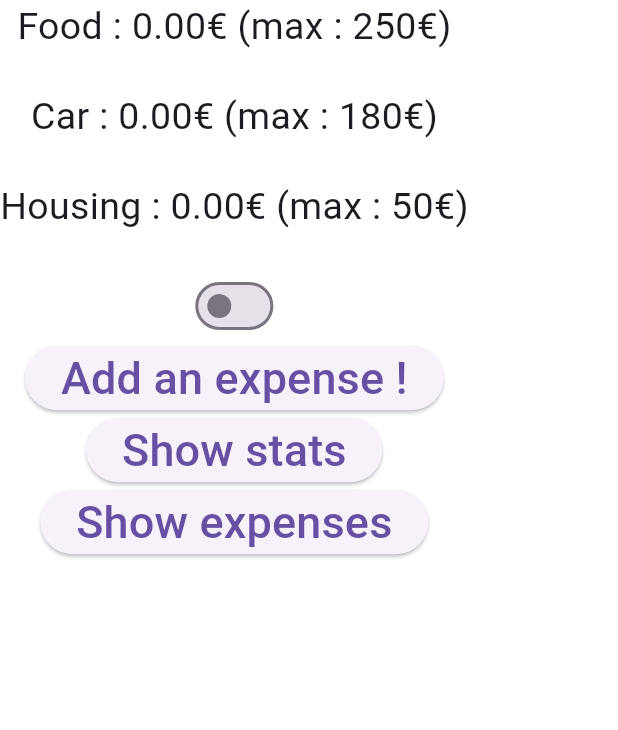
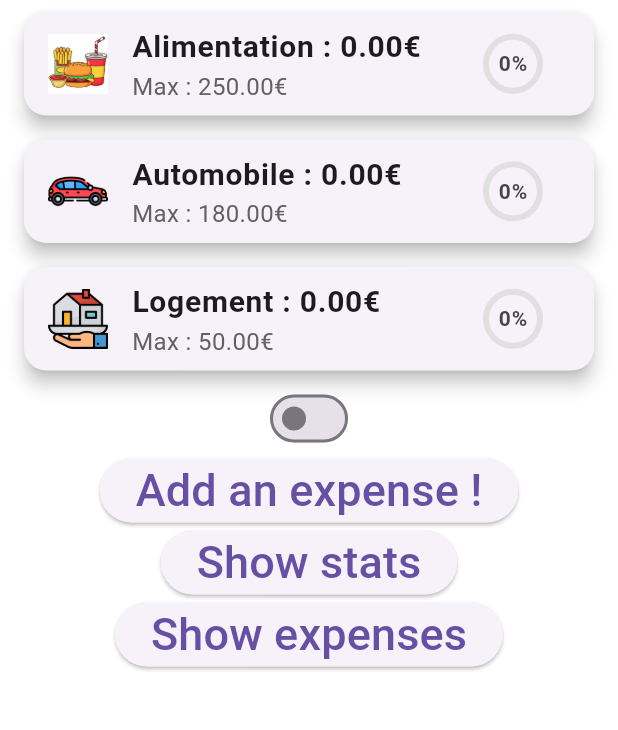
Before and after one commit to mathys-sansus/moulaManager, a Flutter app: the screen it shows after launch, on a phone screen of 412 x 824 dp, the part 84-814 px from its top. Run offline on Flutter 3.47's test engine with Material 3 defaults, Android fonts, the phone set to English and light mode, and no system bars; our stand-ins replace fl_chart, sqflite; accounts and stored records are empty; generated files the repository leaves out were written again.

Commit message:
visuel stylé mais beugué

```diff
--- a/lib/database/depense_database.dart
+++ b/lib/database/depense_database.dart
@@ -2,30 +2,19 @@ import 'package:sqflite/sqflite.dart';
 import 'package:path/path.dart';
 import '../model/depense.dart';
 import 'dart:async'; // Importez dart:async pour StreamController
-
-/// Implémentation du pattern Singleton pour la gestion de la base de données des notes.
-/// Cette classe assure qu'une seule instance de NotesDatabase existe dans l'application.
-/// Elle peut être considérée comme un contrôleur de la base de données.(Voir MVC)
 class DepenseDatabase {
-  /// Instance unique de NotesDatabase (partie du pattern Singleton)
   static final DepenseDatabase instance = DepenseDatabase._init();
 
-  /// Instance unique de la base de données
   static Database? _dbInstance;
 
-  /// Nom du fichier de la base de données
   static const String _dbFileName = 'depense.db';
 
-  /// Nom de la table des notes
   static const String _tableDepenses = 'depenses';
 
-  /// Contrôleur de flux pour les dépenses
   final _depensesStreamController = StreamController<List<Depense>>.broadcast();
 
-  /// Flux de dépenses
   Stream<List<Depense>> get depensesStream => _depensesStreamController.stream;
 
-  /// Constructeur privé pour empêcher l'instanciation directe (pattern Singleton)
   DepenseDatabase._init() {
     // Initialise le flux avec les données existantes
     _initStream();
@@ -37,23 +26,12 @@ class DepenseDatabase {
     );
   }
 
-  /// Getter privé pour accéder à l'instance unique de la base de données
-  /// Crée la base de données si elle n'existe pas encore
   Future<Database> get database async {
     if (_dbInstance != null) return _dbInstance!;
     _dbInstance = await _initDB(_dbFileName);
     return _dbInstance!;
   }
 
-  /// Initialise la base de données SQLite
-  ///
-  /// Cette méthode :
-  /// 1. Récupère le chemin du répertoire de stockage de la base de données
-  /// 2. Combine ce chemin avec le nom de notre fichier de base de données
-  /// 3. Ouvre ou crée la base de données avec la version 1
-  ///
-  /// Le paramètre [filePath] correspond au nom du fichier de la base de données
-  /// (défini par [_dbFileName])
   Future<Database> _initDB(String filePath) async {
     final dbPath = await getDatabasesPath();
     final path = join(dbPath, filePath);
@@ -61,26 +39,13 @@ class DepenseDatabase {
     return await openDatabase(path, version: 1, onCreate: _createDB);
   }
 
-  /// Crée la structure initiale de la base de données
-  ///
-  /// Cette méthode est appelée automatiquement lors de la première création
-  /// de la base de données. Elle définit la structure de notre table 'depenses'
-  /// avec 5 colonnes :
-  /// - id : Identifiant unique auto-incrémenté
-  /// - type : Type de la depense (obligatoire)
-  /// - montant : Montant de la depense (obligatoire)
-  /// - description: Description de la dépenses (facultatif)
-  /// - exceptionnelle : Bool qui permet de savoir si la dépense est exceptionnelle ou non
-  ///
-  /// Les paramètres [db] et [version] sont fournis par le package sqflite
   Future<void> _createDB(Database db, int version) async {
     await db.execute('''
       CREATE TABLE depenses (
         id INTEGER PRIMARY KEY AUTOINCREMENT,
         type TEXT NOT NULL,
         montant REAL NOT NULL,
-        description TEXT NOT NULL,
-        exceptionnelle INTEGER NOT NULL DEFAULT 0
+        description TEXT NOT NULL
       );
     ''');
   }
@@ -91,13 +56,6 @@ class DepenseDatabase {
     return List.generate(maps.length, (i) => Depense.fromMap(maps[i]));
   }
 
-  /// Insère une nouvelle note dans la base de données
-  ///
-  /// Cette méthode ajoute une nouvelle note avec un titre et un contenu.
-  /// Elle retourne l'ID de la note créée qui peut être utilisé pour
-  /// la modifier ou la supprimer ultérieurement.
-  ///
-  /// Le paramètre [note] est l'objet Note à insérer dans la base de données
   Future<int> insertDepense(Depense depense) async {
     final db = await database;
     final id = await db.insert(_tableDepenses, depense.toMap());
@@ -106,39 +64,21 @@ class DepenseDatabase {
     return id;
   }
 
-  /// Récupère toutes les notes de la base de données
-  ///
-  /// Cette méthode retourne une liste d'objets Note, ce qui rend le code
-  /// plus type-safe et plus facile à utiliser dans l'interface utilisateur.
-  /// Chaque note contient son ID, son titre et son contenu.
   Future<List<Depense>> getAllDepenses() async {
     final db = await database;
     final List<Map<String, dynamic>> maps = await db.query(_tableDepenses);
     return List.generate(maps.length, (i) => Depense.fromMap(maps[i]));
   }
 
-  /// Supprime une note de la base de données
-  ///
-  /// Cette méthode permet de supprimer une note en utilisant son ID.
-  /// Elle est utilisée lorsque l'utilisateur clique sur le bouton de suppression
-  /// dans l'interface utilisateur.
-  ///
-  /// Le paramètre [id] correspond à l'identifiant unique de la note à supprimer
   Future<void> deleteDepense(int id) async {
     final db = await database;
     await db.delete(_tableDepenses, where: 'id = ?', whereArgs: [id]);
-    print("Dépense supprimée, notification du Stream...");
     _depensesStreamController.add(await _getDepenses()); // Notifie le Stream
   }
-  /// Supprime toutes les dépenses de la base de données
-  ///
-  /// Cette méthode permet de supprimer toutes les dépenses.
-  /// Elle est utilisée lorsque l'utilisateur clique sur le bouton de suppression
-  /// dans la page qui liste ses dépenses.
+
   Future<void> deleteAllDepenses() async {
     final db = await database;
     await db.delete(_tableDepenses);
-    print("Dépenses supprimées, notification du Stream...");
     _depensesStreamController.add(await _getDepenses()); // Notifie le Stream
   }
 
@@ -153,4 +93,22 @@ class DepenseDatabase {
     print("Dépense mise à jour, notification du Stream...");
     _depensesStreamController.add(await _getDepenses());
   }  */
+
+  void dispose() {
+    _depensesStreamController.close();
+  }
+
+  Future<void> deleteDatabaseManually() async {
+    // Récupère le chemin de la base de données
+    final dbPath = await getDatabasesPath();
+    final path = join(dbPath, 'depense.db');
+
+    // Supprime la base de données si elle existe
+    try {
+      await deleteDatabase(path);
+      print("Base de données supprimée.");
+    } catch (e) {
+      print("Erreur lors de la suppression de la base de données: $e");
+    }
+  }
 }
--- a/lib/pages/menu.dart
+++ b/lib/pages/menu.dart
@@ -1,5 +1,5 @@
 import 'package:flutter/material.dart';
-import 'package:moula_manager/widgets/zone_info_depenses_classiques.dart';
+import 'package:moula_manager/widgets/BudgetInfo.dart';
 import 'package:moula_manager/pages/ajouter_depense.dart';
 import 'package:moula_manager/pages/listeDepenses.dart';
 import 'package:moula_manager/pages/stats.dart';
@@ -27,12 +27,13 @@ class _MenuState extends State<Menu> {
         centerTitle: true,
       ),
       body: Column(
-        children: [ZoneInfoDepensesClassiques(database: DepenseDatabase.instance,),
+        children: [BudgetInfo(categories: ['food', 'car', 'housing'], database: DepenseDatabase.instance),
           Switch(value: _switchInfo, onChanged: (bool value){
             setState(() {
               _switchInfo=value;
             });
           }),
+          if (_switchInfo) BudgetInfo(database: DepenseDatabase.instance, categories: ['other']),
           ElevatedButton(
               onPressed: (){
                 Navigator.push(
--- a/lib/pages/stats.dart
+++ b/lib/pages/stats.dart
@@ -185,7 +185,7 @@ class PieChartSample3State extends State<Statistiques> {
               shadows: shadows,
             ),
             badgeWidget: _Badge(
-              'lib/images/food.jpg',
+              'lib/images/food.png',
               size: widgetSize,
               borderColor: Colors.black,
             ),
@@ -204,7 +204,7 @@ class PieChartSample3State extends State<Statistiques> {
               shadows: shadows,
             ),
             badgeWidget: _Badge(
-              'lib/images/home.png',
+              'lib/images/housing.png',
               size: widgetSize,
               borderColor: Colors.black,
             ),
@@ -223,7 +223,7 @@ class PieChartSample3State extends State<Statistiques> {
               shadows: shadows,
             ),
             badgeWidget: _Badge(
-              'lib/images/money.png',
+              'lib/images/other.png',
               size: widgetSize,
               borderColor: Colors.black,
             ),
--- /dev/null
+++ b/lib/widgets/BudgetInfo.dart
@@ -0,0 +1,124 @@
+import 'package:flutter/material.dart';
+import '../database/depense_database.dart';
+import '../model/depense.dart';
+import 'package:flutter_gen/gen_l10n/app_localizations.dart';
+
+class BudgetInfo extends StatelessWidget {
+  final DepenseDatabase database;
+  final List<String> categories; // Ajout du paramètre pour les catégories
+
+  const BudgetInfo({super.key, required this.database, required this.categories});
+
+  @override
+  Widget build(BuildContext context) {
+    return StreamBuilder<List<Depense>>(
+      stream: database.depensesStream,
+      builder: (context, snapshot) {
+        if (snapshot.connectionState == ConnectionState.waiting) {
+          return const CircularProgressIndicator();
+        } else if (snapshot.hasError) {
+          return Text("Erreur: ${snapshot.error}");
+        } else if (snapshot.hasData) {
+          final depenses = snapshot.data!;
+          Map<String, double> totals = {for (var cat in categories) cat: 0};
+
+          for (var depense in depenses) {
+            if (totals.containsKey(depense.type.toLowerCase())) {
+              totals[depense.type.toLowerCase()] = (totals[depense.type.toLowerCase()] ?? 0) + depense.montant;
+            }
+          }
+
+          return Column(
+            crossAxisAlignment: CrossAxisAlignment.start,
+            children: categories.map((category) {
+              return _buildBudgetCard(
+                context,
+                category,
+                totals[category] ?? 0,
+                _getMaxBudget(category),
+                _getColor(category),
+              );
+            }).toList(),
+          );
+        } else {
+          return Text(AppLocalizations.of(context)!.noExpense);
+        }
+      },
+    );
+  }
+
+  Widget _buildBudgetCard(
+      BuildContext context, String category, double value, double max, Color color) {
+    return Card(
+      elevation: 5,
+      shape: RoundedRectangleBorder(borderRadius: BorderRadius.circular(15)),
+      margin: const EdgeInsets.symmetric(vertical: 8, horizontal: 16),
+      child: ListTile(
+        leading: Image.asset(
+          'lib/images/$category.png',
+          width: 40,
+          height: 40,
+          fit: BoxFit.cover,
+        ),
+        title: Text(
+          '${AppLocalizations.of(context)!.lookup(category)} : ${value.toStringAsFixed(2)}€',
+          style: const TextStyle(fontSize: 20, fontWeight: FontWeight.bold),
+        ),
+        subtitle: Text('Max : ${max.toStringAsFixed(2)}€',
+            style: TextStyle(fontSize: 16, color: Colors.grey[700])),
+        trailing: _buildProgressIndicator(value, max, color),
+      ),
+    );
+  }
+
+  Widget _buildProgressIndicator(double value, double max, Color color) {
+    double progress = (value / max).clamp(0.0, 1.0);
+    return SizedBox(
+      width: 60,
+      child: Stack(
+        alignment: Alignment.center,
+        children: [
+          CircularProgressIndicator(
+            value: progress,
+            backgroundColor: Colors.grey[300],
+            valueColor: AlwaysStoppedAnimation<Color>(color),
+          ),
+          Text('${(progress * 100).toStringAsFixed(0)}%',
+              style: const TextStyle(fontSize: 14, fontWeight: FontWeight.bold)),
+        ],
+      ),
+    );
+  }
+
+  double _getMaxBudget(String category) {
+    switch (category) {
+      case 'food': return 250;
+      case 'car': return 180;
+      case 'housing': return 50;
+      case 'other': return 300; // Valeur max pour 'other'
+      default: return 0;
+    }
+  }
+
+  Color _getColor(String category) {
+    switch (category) {
+      case 'food': return Colors.orange;
+      case 'car': return Colors.blue;
+      case 'housing': return Colors.green;
+      case 'other': return Colors.red; // Couleur pour 'other'
+      default: return Colors.grey;
+    }
+  }
+}
+
+extension on AppLocalizations {
+  lookup(String category) {
+    switch (category) {
+      case 'food': return 'Alimentation';
+      case 'car': return 'Automobile';
+      case 'housing': return 'Logement';
+      case 'other': return 'Autre';
+      default: return '';
+    }
+  }
+}
--- a/lib/widgets/zone_info_depenses_classiques.dart
+++ /dev/null
@@ -1,75 +0,0 @@
-import 'package:flutter/material.dart';
-import '../database/depense_database.dart';
-import '../model/depense.dart';
-import 'package:flutter_gen/gen_l10n/app_localizations.dart';
-
-class ZoneInfoDepensesClassiques extends StatefulWidget {
-  const ZoneInfoDepensesClassiques({super.key, required this.database});
-  final DepenseDatabase database;
-
-  @override
-  State<ZoneInfoDepensesClassiques> createState() => _ZoneInfoDepensesClassiquesState();
-}
-
-class _ZoneInfoDepensesClassiquesState extends State<ZoneInfoDepensesClassiques> {
-  @override
-  Widget build(BuildContext context) {
-    return StreamBuilder<List<Depense>>(
-      stream: widget.database.depensesStream, // Écoute le Stream
-      builder: (context, snapshot) {
-        if (snapshot.connectionState == ConnectionState.waiting) {
-          return const CircularProgressIndicator(); // Affiche un indicateur de chargement initial
-        } else if (snapshot.hasError) {
-          return Text("Erreur: ${snapshot.error}");
-        } else if (snapshot.hasData) {
-          final depenses = snapshot.data!;
-          double alimentation = 0;
-          double automobile = 0;
-          double logement = 0;
-
-          for (var depense in depenses) {
-            switch (depense.type) {
-              case 'Food':
-                alimentation += depense.montant;
-                break;
-              case 'Car':
-                automobile += depense.montant;
-                break;
-              case 'Housing':
-                logement += depense.montant;
-                break;
-            }
-          }
-
-          return Column(
-            children: [
-              Text(
-                '${AppLocalizations.of(context)!.food} : ${alimentation.toStringAsFixed(2)}€ (max : 250€)',
-                style: const TextStyle(
-                  fontSize: 25,
-                ),
-              ),
-              const SizedBox(height: 24),
-              Text(
-                '${AppLocalizations.of(context)!.car} : ${automobile.toStringAsFixed(2)}€ (max : 180€)',
-                style: const TextStyle(
-                  fontSize: 25,
-                ),
-              ),
-              const SizedBox(height: 24),
-              Text(
-                '${AppLocalizations.of(context)!.housing} : ${logement.toStringAsFixed(2)}€ (max : 50€)',
-                style: const TextStyle(
-                  fontSize: 25,
-                ),
-              ),
-              const SizedBox(height: 24),
-            ],
-          );
-        } else {
-          return Text(AppLocalizations.of(context)!.noExpense); // Gère le cas où il n'y a pas de données initiales
-        }
-      },
-    );
-  }
-}
--- a/pubspec.yaml
+++ b/pubspec.yaml
@@ -25,6 +25,6 @@ flutter:
   generate: true
   assets:
     - lib/images/car.png
-    - lib/images/food.jpg
-    - lib/images/home.png
-    - lib/images/money.png
+    - lib/images/food.png
+    - lib/images/housing.png
+    - lib/images/other.png
```
Also changed, not shown: lib/images/food.png (renamed from lib/images/food.jpg), lib/images/housing.png (renamed from lib/images/home.png), lib/images/other.png (renamed from lib/images/money.png).
